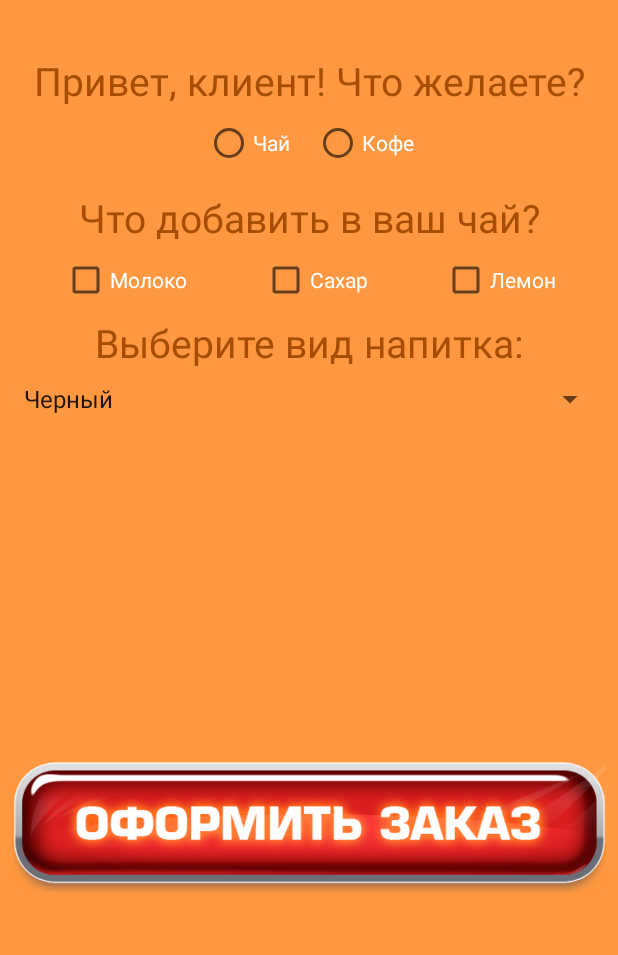
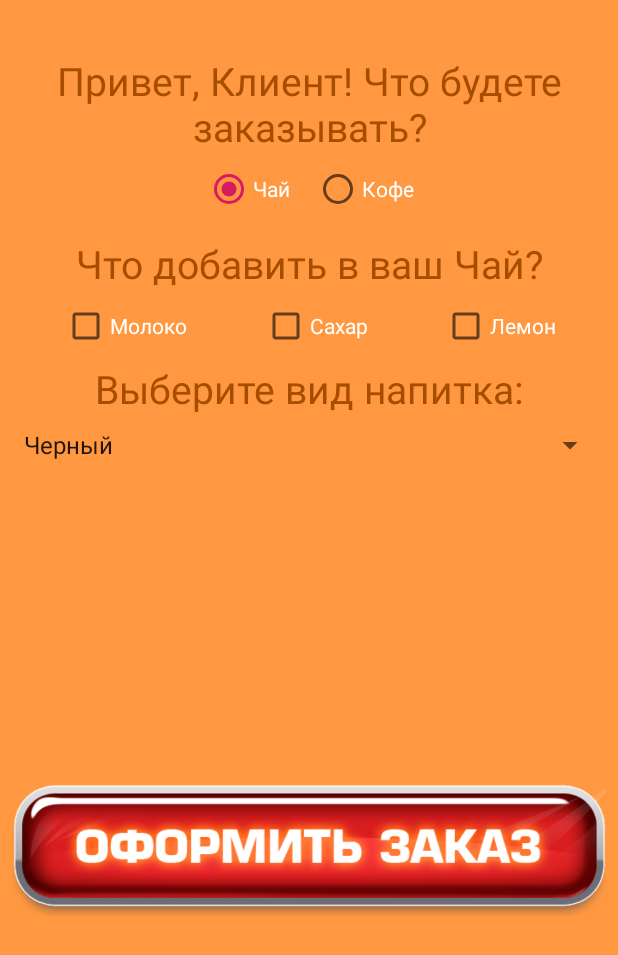
Before and after one commit to Satmage/UdemyCafeOrder, an Android app: the CreateOrderActivity screen opened directly, with no data from a screen before it, on a phone screen of 412 x 824 dp. Shown: the top 955 px of the screen. Run offline under Robolectric (Android 15) with nearby library versions, the phone set to English and light mode, and no system bars.

Commit message:
update CreateOrderActivity.java - add handler content

```diff
--- a/app/src/main/java/com/number7/udemycafeorder/CreateOrderActivity.java
+++ b/app/src/main/java/com/number7/udemycafeorder/CreateOrderActivity.java
@@ -1,13 +1,112 @@
 package com.number7.udemycafeorder;
 
+import android.content.Intent;
 import android.support.v7.app.AppCompatActivity;
 import android.os.Bundle;
+import android.view.View;
+import android.widget.CheckBox;
+import android.widget.RadioButton;
+import android.widget.Spinner;
+import android.widget.TextView;
 
 public class CreateOrderActivity extends AppCompatActivity {
+
+    private TextView textViewHello;
+    private TextView textViewAddition;
+    private CheckBox checkBoxMilk;
+    private CheckBox checkBoxSugar;
+    private CheckBox checkBoxLemon;
+    private Spinner spinnerTea;
+    private Spinner spinnerCoffee;
+
+    private String drink;
+    private String name;
+    private String password;
+
+    private StringBuilder builderAddition;
 
     @Override
     protected void onCreate(Bundle savedInstanceState) {
         super.onCreate(savedInstanceState);
+
+        drink = getString(R.string.createOrder_radioButton_tea);
+
+        Intent intent = getIntent();
+        if (intent.hasExtra("name") && intent.hasExtra("password")) {
+            name = intent.getStringExtra("name");
+            password = intent.getStringExtra("password");
+        } else {
+            name = getString(R.string.default_name);
+            password = getString(R.string.default_password);
+        }
+
+
         setContentView(R.layout.activity_create_order);
+
+        textViewHello = findViewById(R.id.textViewHello);
+        textViewAddition = findViewById(R.id.textViewAddition);
+
+        String addition = String.format(getString(R.string.createOrder_textView_Addition), drink);
+        textViewAddition.setText(addition);
+
+        String hello = String.format(getString(R.string.createOrder_textView_hello), name);
+        textViewHello.setText(hello);
+
+        checkBoxLemon = findViewById(R.id.checkBoxLemon);
+        checkBoxMilk = findViewById(R.id.checkBoxMilk);
+        checkBoxSugar = findViewById(R.id.checkBoxSugar);
+
+        spinnerTea = findViewById(R.id.spinnerTea);
+        spinnerCoffee = findViewById(R.id.spinnerCoffee);
+
+        builderAddition = new StringBuilder();
+
+    }
+
+    public void onClickChangeDrinkRadioButton(View view) {
+        RadioButton button = (RadioButton) view;
+        int id = button.getId();
+        if(id == R.id.radioButtonTea){
+            drink = getString(R.string.createOrder_radioButton_tea);
+            spinnerTea.setVisibility(View.VISIBLE);
+            spinnerCoffee.setVisibility(View.INVISIBLE);
+            checkBoxLemon.setVisibility(View.VISIBLE);
+        } else if (id == R.id.radioButtonCoffee){
+            drink = getString(R.string.createOrder_radioButton_coffee);
+            spinnerCoffee.setVisibility(View.VISIBLE);
+            spinnerTea.setVisibility(View.INVISIBLE);
+            checkBoxLemon.setVisibility(View.INVISIBLE);
+        }
+
+        String addition = String.format(getString(R.string.createOrder_textView_Addition), drink);
+        textViewAddition.setText(addition);
+
+    }
+
+    public void onClickSendOrderImage(View view) {
+        builderAddition.setLength(0);
+        if(checkBoxMilk.isChecked()){
+            builderAddition.append(getString(R.string.createOrder_checkBox_milk)).append(" ");
+        }
+        if(checkBoxLemon.isChecked()){
+            builderAddition.append(getString(R.string.createOrder_checkBox_lemon)).append(" ");
+        }
+        if(checkBoxSugar.isChecked() && drink.equals(getString(R.string.createOrder_radioButton_tea))){
+            builderAddition.append(getString(R.string.createOrder_checkBox_sugar)).append(" ");
+        }
+        String optionOfDrink = " ";
+        if(drink.equals(getString(R.string.createOrder_radioButton_tea))){
+            optionOfDrink = spinnerTea.getSelectedItem().toString();
+        }else{
+            optionOfDrink = spinnerCoffee.getSelectedItem().toString();
+        }
+        String order = String.format(getString(R.string.order),name,password,drink, optionOfDrink);
+        String additions;
+        if(builderAddition.length() > 0){
+            additions = getString(R.string.need_addition) + builderAddition.toString();
+        }else{
+            additions = " ";
+        }
+        String fullOrder = order + additions;
     }
 }
--- a/app/src/main/res/layout/activity_create_order.xml
+++ b/app/src/main/res/layout/activity_create_order.xml
@@ -32,6 +32,8 @@
 
         <RadioButton
             android:id="@+id/radioButtonTea"
+            android:checked="true"
+            android:onClick="onClickChangeDrinkRadioButton"
             android:layout_width="wrap_content"
             android:layout_height="wrap_content"
             android:textColor="@color/white"
@@ -39,6 +41,7 @@
             android:text="@string/createOrder_radioButton_tea"/>
         <RadioButton
             android:id="@+id/radioButtonCoffee"
+            android:onClick="onClickChangeDrinkRadioButton"
             android:layout_width="wrap_content"
             android:layout_height="wrap_content"
             android:textColor="@color/white"
@@ -48,7 +51,7 @@
     </RadioGroup>
 
     <TextView
-        android:id="@+id/textViewWhat"
+        android:id="@+id/textViewAddition"
         android:textColor="@color/darkBrown"
         android:gravity="center"
         android:layout_width="wrap_content"
@@ -58,7 +61,7 @@
         app:layout_constraintStart_toStartOf="parent"
         app:layout_constraintEnd_toEndOf="parent"
         android:layout_margin="8dp"
-        android:text="@string/createOrder_textView_What"/>
+        android:text="@string/createOrder_textView_Addition"/>
 
     <CheckBox
         android:id="@+id/checkBoxMilk"
@@ -67,7 +70,7 @@
         android:textColor="@color/white"
         android:text="@string/createOrder_checkBox_milk"
         android:layout_margin="8dp"
-        app:layout_constraintTop_toBottomOf="@+id/textViewWhat"
+        app:layout_constraintTop_toBottomOf="@+id/textViewAddition"
         app:layout_constraintStart_toStartOf="parent"
         app:layout_constraintEnd_toStartOf="@id/checkBoxSugar"/>
 
@@ -78,7 +81,7 @@
         android:textColor="@color/white"
         android:text="@string/createOrder_checkBox_sugar"
         android:layout_margin="8dp"
-        app:layout_constraintTop_toBottomOf="@+id/textViewWhat"
+        app:layout_constraintTop_toBottomOf="@+id/textViewAddition"
         app:layout_constraintStart_toEndOf="@id/checkBoxMilk"
         app:layout_constraintEnd_toStartOf="@id/checkBoxLemon"/>
 
@@ -89,7 +92,7 @@
         android:textColor="@color/white"
         android:text="@string/createOrder_checkBox_lemon"
         android:layout_margin="8dp"
-        app:layout_constraintTop_toBottomOf="@+id/textViewWhat"
+        app:layout_constraintTop_toBottomOf="@+id/textViewAddition"
         app:layout_constraintStart_toEndOf="@id/checkBoxSugar"
         app:layout_constraintEnd_toEndOf="parent"/>
 
@@ -132,6 +135,7 @@
 
     <ImageView
         android:id="@+id/buttonSendOrder"
+        android:onClick="onClickSendOrderImage"
         android:layout_width="0dp"
         android:layout_height="0dp"
         android:src="@drawable/button"
--- a/app/src/main/res/values/strings.xml
+++ b/app/src/main/res/values/strings.xml
@@ -1,5 +1,8 @@
 <resources>
     <string name="app_name">Udemy Cafe Order</string>
+
+    <string name="default_name">Клиент</string>
+    <string name="default_password">Пароль</string>
 
     <string name="Main_imageView_logo_description">Логотип кофе</string>
     <string name="Main_textView_welcome">Добро пожаловать!</string>
@@ -8,15 +11,18 @@
     <string name="Main_button_create_order">Создать заказ</string>
     <string name="Main_toast_create_order">Все поля должны быть заполнены</string>
 
-    <string name="createOrder_textView_hello">Привет, клиент! Что желаете?</string>
+    <string name="createOrder_textView_hello">Привет, %s! Что будете заказывать?</string>
     <string name="createOrder_radioButton_tea">Чай</string>
     <string name="createOrder_radioButton_coffee">Кофе</string>
-    <string name="createOrder_textView_What">Что добавить в ваш чай?</string>
+    <string name="createOrder_textView_Addition">Что добавить в ваш %s?</string>
     <string name="createOrder_checkBox_milk">Молоко</string>
     <string name="createOrder_checkBox_sugar">Сахар</string>
     <string name="createOrder_checkBox_lemon">Лемон</string>
     <string name="createOrder_textView_ChooseDrink">Выберите вид напитка:</string>
     <string name="createOrder_ImageView_description_sendOrder">Кнопка отправить заказ</string>
+
+    <string name="order">Имя: %s, Пароль: %s, Напиток: %s, Вид напитка: %s</string>
+    <string name="need_addition">Необходимые добавки:</string>
 
     <string-array name="CreateOrder_options_of_coffee">
         <item>Американо</item>
```
